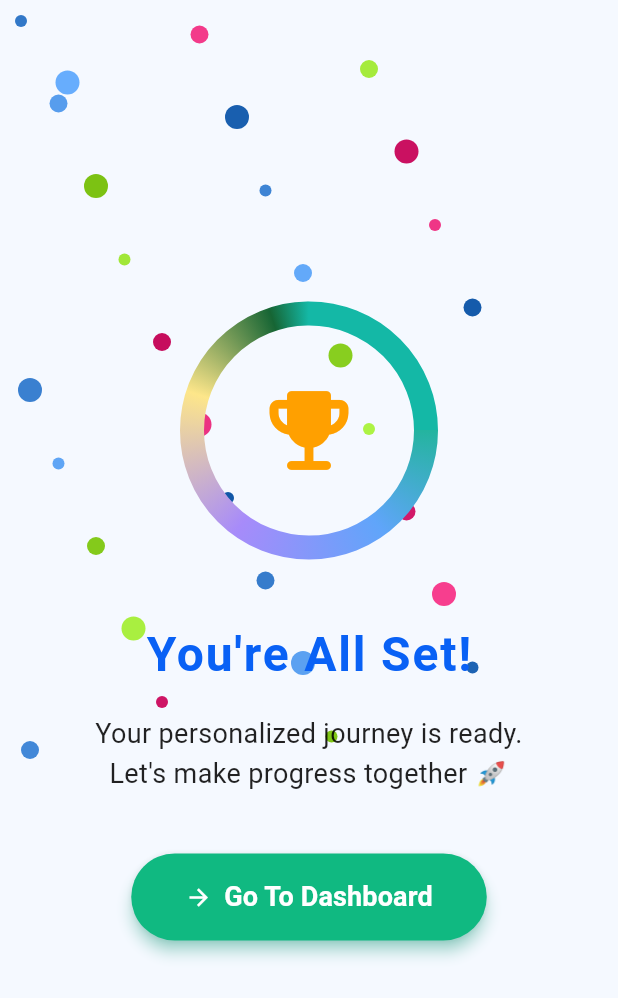
After one commit to Mikiyas6/Code2.codes, a Flutter app: the ProgressScreen screen opened directly, on a phone screen of 412 x 824 dp. The commit adds this screen. Shown: the top 998 px of the screen. Run offline on Flutter 3.47's test engine with Material 3 defaults, Android fonts, the phone set to English and light mode, and no system bars; our stand-ins replace cloud_firestore, firebase_auth, firebase_core, flutter_svg, google_fonts, google_sign_in; accounts and stored records are empty; Roboto replaces fonts that are missing (Jost, Mulish).

Commit message:
Building the Progress Screen

```diff
--- a/lib/options/ChosenPage.dart
+++ b/lib/options/ChosenPage.dart
@@ -1,4 +1,5 @@
 import 'package:flutter/material.dart';
+import 'ProgressScreen.dart';
 
 class ChosenPage extends StatelessWidget {
   final Map<String, dynamic> chosenCard;
@@ -14,7 +15,17 @@ class ChosenPage extends StatelessWidget {
         child: Center(
           child: Column(
             children: [
-              const SizedBox(height: 60),
+              // Back arrow button at the top
+              Align(
+                alignment: Alignment.topLeft,
+                child: IconButton(
+                  icon: const Icon(Icons.arrow_back, color: Colors.black87, size: 28),
+                  onPressed: () {
+                    Navigator.pop(context);
+                  },
+                ),
+              ),
+              const SizedBox(height: 32),
               // Card display
               Container(
                 width: 270,
@@ -133,7 +144,10 @@ class ChosenPage extends StatelessWidget {
                   elevation: 2,
                 ),
                 onPressed: () {
-                  Navigator.pushReplacementNamed(context, '/home');
+                  Navigator.pushReplacement(
+                    context,
+                    MaterialPageRoute(builder: (context) => const ProgressScreen()),
+                  );
                 },
                 child: Row(
                   mainAxisSize: MainAxisSize.min,
--- /dev/null
+++ b/lib/options/ProgressScreen.dart
@@ -0,0 +1,195 @@
+import 'package:flutter/material.dart';
+
+class ProgressScreen extends StatefulWidget {
+  const ProgressScreen({super.key});
+
+  @override
+  State<ProgressScreen> createState() => _ProgressScreenState();
+}
+
+class _ProgressScreenState extends State<ProgressScreen>
+    with SingleTickerProviderStateMixin {
+  late AnimationController _controller;
+  late Animation<double> _progressAnim;
+
+  @override
+  void initState() {
+    super.initState();
+    _controller = AnimationController(
+      vsync: this,
+      duration: const Duration(seconds: 2),
+    );
+    _progressAnim = Tween<double>(begin: 0, end: 1).animate(
+      CurvedAnimation(parent: _controller, curve: Curves.easeInOutCubic),
+    );
+    _controller.forward();
+  }
+
+  @override
+  void dispose() {
+    _controller.dispose();
+    super.dispose();
+  }
+
+  Widget _buildConfetti() {
+    // Simple confetti effect using positioned colored circles
+    return Stack(
+      children: List.generate(30, (i) {
+        final random = i * 37 % 255;
+        return Positioned(
+          left: (i * 23) % 320 + 10,
+          top: (i * 53) % 500 + 10,
+          child: Container(
+            width: 8 + (i % 3) * 4.0,
+            height: 8 + (i % 3) * 4.0,
+            decoration: BoxDecoration(
+              color: Color.fromARGB(
+                255,
+                (random + 50) % 255,
+                (random + 120) % 255,
+                (random + 200) % 255,
+              ),
+              shape: BoxShape.circle,
+            ),
+          ),
+        );
+      }),
+    );
+  }
+
+  @override
+  Widget build(BuildContext context) {
+    return Scaffold(
+      backgroundColor: const Color(0xFFF5F9FF),
+      body: Stack(
+        children: [
+          _buildConfetti(),
+          SafeArea(
+            child: Center(
+              child: Column(
+                mainAxisAlignment: MainAxisAlignment.center,
+                children: [
+                  // Gradient ring progress
+                  AnimatedBuilder(
+                    animation: _progressAnim,
+                    builder: (context, child) {
+                      return CustomPaint(
+                        painter: _GradientProgressPainter(_progressAnim.value),
+                        child: SizedBox(
+                          width: 180,
+                          height: 180,
+                          child: Center(
+                            child: Icon(
+                              Icons.emoji_events_rounded,
+                              color: Colors.amber.shade700,
+                              size: 70,
+                            ),
+                          ),
+                        ),
+                      );
+                    },
+                  ),
+                  const SizedBox(height: 36),
+                  const Text(
+                    "You're All Set!",
+                    style: TextStyle(
+                      fontFamily: 'Jost',
+                      fontSize: 32,
+                      fontWeight: FontWeight.bold,
+                      color: Color(0xFF0961F5),
+                      letterSpacing: 1.2,
+                    ),
+                  ),
+                  const SizedBox(height: 16),
+                  const Text(
+                    "Your personalized journey is ready.\nLet's make progress together 🚀",
+                    textAlign: TextAlign.center,
+                    style: TextStyle(
+                      fontFamily: 'Mulish',
+                      fontSize: 18,
+                      color: Colors.black87,
+                      height: 1.5,
+                    ),
+                  ),
+                  const SizedBox(height: 40),
+                  ElevatedButton.icon(
+                    style: ElevatedButton.styleFrom(
+                      backgroundColor: const Color(0xFF10B981),
+                      padding: const EdgeInsets.symmetric(
+                        horizontal: 36,
+                        vertical: 16,
+                      ),
+                      shape: RoundedRectangleBorder(
+                        borderRadius: BorderRadius.circular(30),
+                      ),
+                      elevation: 4,
+                      shadowColor: Colors.tealAccent,
+                    ),
+                    onPressed: () {
+                      Navigator.pushReplacementNamed(context, '/home');
+                    },
+                    icon: const Icon(Icons.arrow_forward, color: Colors.white),
+                    label: const Text(
+                      "Go To Dashboard",
+                      style: TextStyle(
+                        fontFamily: 'Jost',
+                        fontSize: 18,
+                        fontWeight: FontWeight.w600,
+                        color: Colors.white,
+                      ),
+                    ),
+                  ),
+                ],
+              ),
+            ),
+          ),
+        ],
+      ),
+    );
+  }
+}
+
+class _GradientProgressPainter extends CustomPainter {
+  final double progress;
+  _GradientProgressPainter(this.progress);
+
+  @override
+  void paint(Canvas canvas, Size size) {
+    final rect = Offset.zero & size;
+    final gradient = SweepGradient(
+      startAngle: -1.57,
+      endAngle: 4.71,
+      colors: const [
+        Color(0xFF14B8A6),
+        Color(0xFF10B981),
+        Color(0xFF60A5FA),
+        Color(0xFFA78BFA),
+        Color(0xFFFDE68A),
+        Color(0xFF166534),
+        Color(0xFF14B8A6),
+      ],
+      stops: const [0.0, 0.2, 0.4, 0.6, 0.8, 0.95, 1.0],
+    );
+
+    final paint = Paint()
+      ..shader = gradient.createShader(rect)
+      ..style = PaintingStyle.stroke
+      ..strokeWidth = 16
+      ..strokeCap = StrokeCap.round;
+
+    final center = size.center(Offset.zero);
+    final radius = size.width / 2 - 12;
+
+    canvas.drawArc(
+      Rect.fromCircle(center: center, radius: radius),
+      -1.57,
+      6.28 * progress,
+      false,
+      paint,
+    );
+  }
+
+  @override
+  bool shouldRepaint(_GradientProgressPainter oldDelegate) =>
+      oldDelegate.progress != progress;
+}
```
